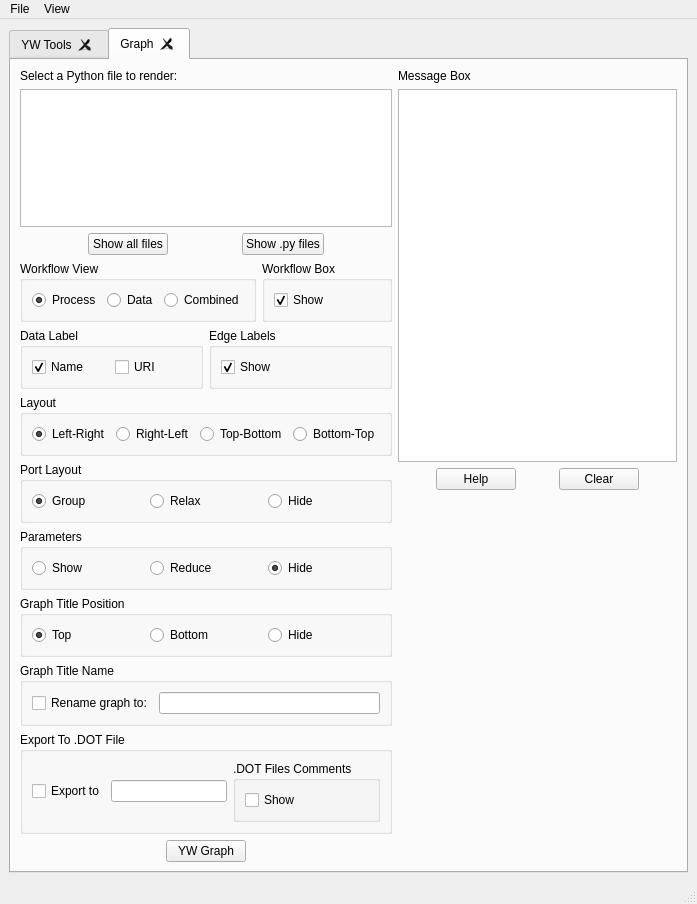
This is update_ui.ui in yesworkflow-org/yw-gui as Qt 5 draws it before an edit. The edited form follows.
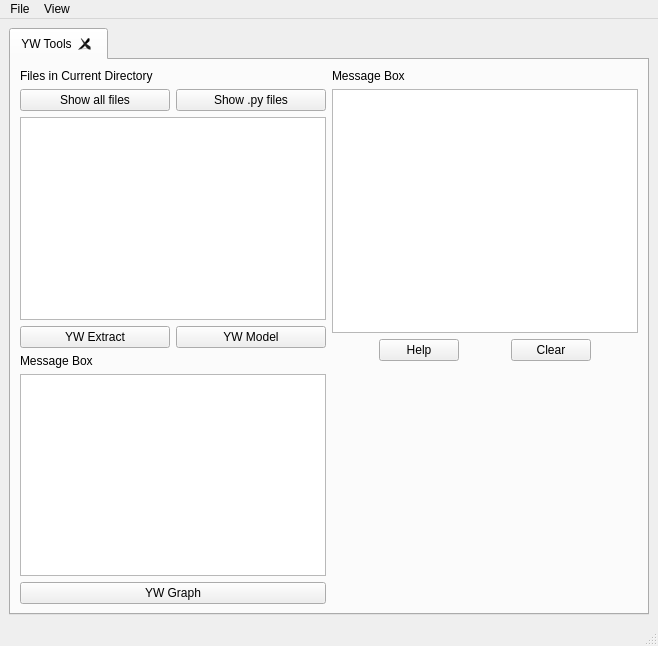
This is the edited form.

Commit message:
File Dialog, Tabbing Interface, Zoom Functionality
Added functionality for default options in a new tab. Lets the user
instead use a file dialog interface to select the file they are trying
to render into the GUI. Now allows the user to be able to zoom in and
out of their graph for better viewing.

The edit to the form file:
```diff
--- a/update_ui.ui
+++ b/update_ui.ui
@@ -6,8 +6,8 @@
    <rect>
     <x>0</x>
     <y>0</y>
-    <width>697</width>
-    <height>904</height>
+    <width>658</width>
+    <height>646</height>
    </rect>
   </property>
   <property name="windowTitle">
@@ -24,7 +24,7 @@
        <bool>true</bool>
       </property>
       <property name="currentIndex">
-       <number>1</number>
+       <number>0</number>
       </property>
       <property name="tabsClosable">
        <bool>true</bool>
@@ -36,494 +36,66 @@
        <attribute name="title">
         <string>YW Tools</string>
        </attribute>
+       <layout class="QHBoxLayout" name="horizontalLayout_4">
+        <item>
+         <layout class="QHBoxLayout" name="horizontalLayout_3">
+          <item>
+           <layout class="QVBoxLayout" name="verticalLayout">
+            <item>
        <widget class="QLabel" name="label_4">
-        <property name="geometry">
-         <rect>
-          <x>9</x>
-          <y>9</y>
-          <width>119</width>
-          <height>16</height>
-         </rect>
-        </property>
         <property name="text">
          <string>Files in Current Directory</string>
         </property>
        </widget>
-       <widget class="QPushButton" name="btnSortPy">
-        <property name="geometry">
-         <rect>
-          <x>9</x>
-          <y>28</y>
-          <width>75</width>
-          <height>23</height>
-         </rect>
-        </property>
-        <property name="text">
-         <string>Show .py files</string>
-        </property>
-       </widget>
+            </item>
+            <item>
+             <layout class="QHBoxLayout" name="horizontalLayout">
+              <item>
        <widget class="QPushButton" name="btnShowAllFiles">
-        <property name="geometry">
-         <rect>
-          <x>9</x>
-          <y>57</y>
-          <width>75</width>
-          <height>23</height>
-         </rect>
-        </property>
         <property name="text">
          <string>Show all files</string>
         </property>
        </widget>
-       <widget class="QListWidget" name="txtYWGraph">
-        <property name="geometry">
-         <rect>
-          <x>9</x>
-          <y>86</y>
-          <width>321</width>
-          <height>190</height>
-         </rect>
-        </property>
-       </widget>
+              </item>
+              <item>
+               <widget class="QPushButton" name="btnSortPy">
+                <property name="text">
+                 <string>Show .py files</string>
+                </property>
+               </widget>
+              </item>
+             </layout>
+            </item>
+            <item>
+             <widget class="QListWidget" name="txtYWGraph"/>
+            </item>
+            <item>
+             <layout class="QHBoxLayout" name="horizontalLayout_2">
+              <item>
        <widget class="QPushButton" name="btnYWExtract">
-        <property name="geometry">
-         <rect>
-          <x>9</x>
-          <y>282</y>
-          <width>75</width>
-          <height>23</height>
-         </rect>
-        </property>
         <property name="text">
          <string>YW Extract</string>
         </property>
        </widget>
+              </item>
+              <item>
        <widget class="QPushButton" name="btnModel">
-        <property name="geometry">
-         <rect>
-          <x>9</x>
-          <y>311</y>
-          <width>75</width>
-          <height>23</height>
-         </rect>
-        </property>
         <property name="text">
          <string>YW Model</string>
         </property>
        </widget>
+              </item>
+             </layout>
+            </item>
+            <item>
        <widget class="QLabel" name="label">
-        <property name="geometry">
-         <rect>
-          <x>9</x>
-          <y>340</y>
-          <width>63</width>
-          <height>16</height>
-         </rect>
-        </property>
         <property name="text">
          <string>Message Box</string>
         </property>
        </widget>
-       <widget class="QTextBrowser" name="txtErrorBox">
-        <property name="geometry">
-         <rect>
-          <x>9</x>
-          <y>359</y>
-          <width>321</width>
-          <height>191</height>
-         </rect>
-        </property>
-       </widget>
-      </widget>
-      <widget class="QWidget" name="tab_4">
-       <attribute name="title">
-        <string>Graph</string>
-       </attribute>
-       <layout class="QHBoxLayout" name="horizontalLayout_19">
-        <item>
-         <layout class="QVBoxLayout" name="verticalLayout">
-          <item>
-           <widget class="QLabel" name="label_5">
-            <property name="text">
-             <string>Select a Python file to render:</string>
-            </property>
-           </widget>
           </item>
           <item>
-           <widget class="QListWidget" name="txtYWGraph_2"/>
-          </item>
-          <item>
-           <layout class="QHBoxLayout" name="horizontalLayout_15">
-            <item>
-             <spacer name="horizontalSpacer_2">
-              <property name="orientation">
-               <enum>Qt::Horizontal</enum>
-              </property>
-              <property name="sizeHint" stdset="0">
-               <size>
-                <width>40</width>
-                <height>20</height>
-               </size>
-              </property>
-             </spacer>
-            </item>
-            <item>
-             <widget class="QPushButton" name="btnShowAllFiles_2">
-              <property name="text">
-               <string>Show all files</string>
-              </property>
-             </widget>
-            </item>
-            <item>
-             <spacer name="horizontalSpacer">
-              <property name="orientation">
-               <enum>Qt::Horizontal</enum>
-              </property>
-              <property name="sizeHint" stdset="0">
-               <size>
-                <width>50</width>
-                <height>0</height>
-               </size>
-              </property>
-             </spacer>
-            </item>
-            <item>
-             <widget class="QPushButton" name="btnSortPy_2">
-              <property name="text">
-               <string>Show .py files</string>
-              </property>
-             </widget>
-            </item>
-            <item>
-             <spacer name="horizontalSpacer_3">
-              <property name="orientation">
-               <enum>Qt::Horizontal</enum>
-              </property>
-              <property name="sizeHint" stdset="0">
-               <size>
-                <width>40</width>
-                <height>20</height>
-               </size>
-              </property>
-             </spacer>
-            </item>
-            <item>
-             <layout class="QHBoxLayout" name="horizontalLayout_16"/>
-            </item>
-           </layout>
-          </item>
-          <item>
-           <layout class="QHBoxLayout" name="horizontalLayout_10">
-            <item>
-             <widget class="QGroupBox" name="boxView">
-              <property name="title">
-               <string>Workflow View</string>
-              </property>
-              <layout class="QHBoxLayout" name="horizontalLayout_14">
-               <item>
-                <widget class="QRadioButton" name="btnProcessView">
-                 <property name="text">
-                  <string>Process</string>
-                 </property>
-                 <property name="checked">
-                  <bool>true</bool>
-                 </property>
-                </widget>
-               </item>
-               <item>
-                <widget class="QRadioButton" name="btnDataView">
-                 <property name="text">
-                  <string>Data</string>
-                 </property>
-                </widget>
-               </item>
-               <item>
-                <widget class="QRadioButton" name="btnCombinedView">
-                 <property name="text">
-                  <string>Combined</string>
-                 </property>
-                </widget>
-               </item>
-              </layout>
-             </widget>
-            </item>
-            <item>
-             <widget class="QGroupBox" name="boxWorkflow">
-              <property name="title">
-               <string>Workflow Box</string>
-              </property>
-              <layout class="QHBoxLayout" name="horizontalLayout_8">
-               <item>
-                <widget class="QCheckBox" name="chkWorkflowShow">
-                 <property name="text">
-                  <string>Show</string>
-                 </property>
-                 <property name="checked">
-                  <bool>true</bool>
-                 </property>
-                </widget>
-               </item>
-              </layout>
-             </widget>
-            </item>
-           </layout>
-          </item>
-          <item>
-           <layout class="QHBoxLayout" name="horizontalLayout_5">
-            <item>
-             <widget class="QGroupBox" name="boxLabel">
-              <property name="title">
-               <string>Data Label</string>
-              </property>
-              <layout class="QHBoxLayout" name="horizontalLayout_2">
-               <item>
-                <widget class="QCheckBox" name="chkNameLabel">
-                 <property name="text">
-                  <string>Name</string>
-                 </property>
-                 <property name="checked">
-                  <bool>true</bool>
-                 </property>
-                </widget>
-               </item>
-               <item>
-                <widget class="QCheckBox" name="chkURILabel">
-                 <property name="text">
-                  <string>URI</string>
-                 </property>
-                </widget>
-               </item>
-              </layout>
-             </widget>
-            </item>
-            <item>
-             <widget class="QGroupBox" name="boxEdge">
-              <property name="title">
-               <string>Edge Labels</string>
-              </property>
-              <layout class="QHBoxLayout" name="horizontalLayout_7">
-               <item>
-                <widget class="QCheckBox" name="chkLabelShow">
-                 <property name="text">
-                  <string>Show</string>
-                 </property>
-                 <property name="checked">
-                  <bool>true</bool>
-                 </property>
-                </widget>
-               </item>
-              </layout>
-             </widget>
-            </item>
-           </layout>
-          </item>
-          <item>
-           <widget class="QGroupBox" name="boxLayout">
-            <property name="title">
-             <string>Layout</string>
-            </property>
-            <layout class="QHBoxLayout" name="horizontalLayout_11">
-             <item>
-              <widget class="QRadioButton" name="btnLRLayout">
-               <property name="text">
-                <string>Left-Right</string>
-               </property>
-               <property name="checked">
-                <bool>true</bool>
-               </property>
-              </widget>
-             </item>
-             <item>
-              <widget class="QRadioButton" name="btnRLLayout">
-               <property name="text">
-                <string>Right-Left</string>
-               </property>
-              </widget>
-             </item>
-             <item>
-              <widget class="QRadioButton" name="btnTBLayout">
-               <property name="text">
-                <string>Top-Bottom</string>
-               </property>
-              </widget>
-             </item>
-             <item>
-              <widget class="QRadioButton" name="btnBTLayout">
-               <property name="text">
-                <string>Bottom-Top</string>
-               </property>
-              </widget>
-             </item>
-            </layout>
-           </widget>
-          </item>
-          <item>
-           <widget class="QGroupBox" name="boxPortLayout">
-            <property name="title">
-             <string>Port Layout</string>
-            </property>
-            <layout class="QHBoxLayout" name="horizontalLayout_13">
-             <item>
-              <widget class="QRadioButton" name="btnPortGroup">
-               <property name="text">
-                <string>Group</string>
-               </property>
-               <property name="checked">
-                <bool>true</bool>
-               </property>
-              </widget>
-             </item>
-             <item>
-              <widget class="QRadioButton" name="btnPortRelax">
-               <property name="text">
-                <string>Relax</string>
-               </property>
-              </widget>
-             </item>
-             <item>
-              <widget class="QRadioButton" name="btnPortHide">
-               <property name="text">
-                <string>Hide</string>
-               </property>
-              </widget>
-             </item>
-            </layout>
-           </widget>
-          </item>
-          <item>
-           <widget class="QGroupBox" name="boxParameter">
-            <property name="title">
-             <string>Parameters</string>
-            </property>
-            <layout class="QHBoxLayout" name="horizontalLayout_12">
-             <item>
-              <widget class="QRadioButton" name="btnParamShow">
-               <property name="text">
-                <string>Show</string>
-               </property>
-              </widget>
-             </item>
-             <item>
-              <widget class="QRadioButton" name="btnParamReduce">
-               <property name="text">
-                <string>Reduce</string>
-               </property>
-              </widget>
-             </item>
-             <item>
-              <widget class="QRadioButton" name="btnParamHide">
-               <property name="text">
-                <string>Hide</string>
-               </property>
-               <property name="checked">
-                <bool>true</bool>
-               </property>
-              </widget>
-             </item>
-            </layout>
-           </widget>
-          </item>
-          <item>
-           <widget class="QGroupBox" name="groupBox">
-            <property name="title">
-             <string>Graph Title Position</string>
-            </property>
-            <layout class="QHBoxLayout" name="horizontalLayout">
-             <item>
-              <widget class="QRadioButton" name="btnTopTitle">
-               <property name="text">
-                <string>Top</string>
-               </property>
-               <property name="checked">
-                <bool>true</bool>
-               </property>
-              </widget>
-             </item>
-             <item>
-              <widget class="QRadioButton" name="btnBottomTitle">
-               <property name="text">
-                <string>Bottom</string>
-               </property>
-              </widget>
-             </item>
-             <item>
-              <widget class="QRadioButton" name="btnHideTitle">
-               <property name="text">
-                <string>Hide</string>
-               </property>
-              </widget>
-             </item>
-            </layout>
-           </widget>
-          </item>
-          <item>
-           <widget class="QGroupBox" name="groupBox_4">
-            <property name="title">
-             <string>Graph Title Name</string>
-            </property>
-            <layout class="QHBoxLayout" name="horizontalLayout_3">
-             <item>
-              <widget class="QCheckBox" name="btnRename">
-               <property name="text">
-                <string>Rename graph to:</string>
-               </property>
-              </widget>
-             </item>
-             <item>
-              <widget class="QLineEdit" name="txtRename"/>
-             </item>
-            </layout>
-           </widget>
-          </item>
-          <item>
-           <widget class="QGroupBox" name="groupBox_3">
-            <property name="title">
-             <string>Export To .DOT File</string>
-            </property>
-            <layout class="QHBoxLayout" name="horizontalLayout_6">
-             <item>
-              <widget class="QCheckBox" name="btnExport">
-               <property name="text">
-                <string>Export to</string>
-               </property>
-              </widget>
-             </item>
-             <item>
-              <widget class="QLineEdit" name="txtExportDOT"/>
-             </item>
-             <item>
-              <widget class="QGroupBox" name="groupBox_2">
-               <property name="title">
-                <string>.DOT Files Comments</string>
-               </property>
-               <layout class="QHBoxLayout" name="horizontalLayout_4">
-                <item>
-                 <widget class="QCheckBox" name="chkShowComments">
-                  <property name="text">
-                   <string>Show</string>
-                  </property>
-                 </widget>
-                </item>
-               </layout>
-              </widget>
-             </item>
-            </layout>
-           </widget>
-          </item>
-          <item>
-           <layout class="QHBoxLayout" name="horizontalLayout_17">
-            <item>
-             <spacer name="horizontalSpacer_4">
-              <property name="orientation">
-               <enum>Qt::Horizontal</enum>
-              </property>
-              <property name="sizeHint" stdset="0">
-               <size>
-                <width>40</width>
-                <height>20</height>
-               </size>
-              </property>
-             </spacer>
+             <widget class="QTextBrowser" name="txtErrorBox"/>
             </item>
             <item>
              <widget class="QPushButton" name="btnYWGraph">
@@ -532,21 +104,6 @@
               </property>
              </widget>
             </item>
-            <item>
-             <spacer name="horizontalSpacer_5">
-              <property name="orientation">
-               <enum>Qt::Horizontal</enum>
-              </property>
-              <property name="sizeHint" stdset="0">
-               <size>
-                <width>40</width>
-                <height>20</height>
-               </size>
-              </property>
-             </spacer>
-            </item>
-           </layout>
-          </item>
          </layout>
         </item>
         <item>
@@ -634,6 +191,8 @@
          </layout>
         </item>
        </layout>
+        </item>
+       </layout>
       </widget>
      </widget>
     </item>
@@ -644,7 +203,7 @@
     <rect>
      <x>0</x>
      <y>0</y>
-     <width>697</width>
+     <width>658</width>
      <height>21</height>
     </rect>
    </property>
```
Lines whose indentation alone changed are shown as unchanged. The commit also changes 2 other files.
